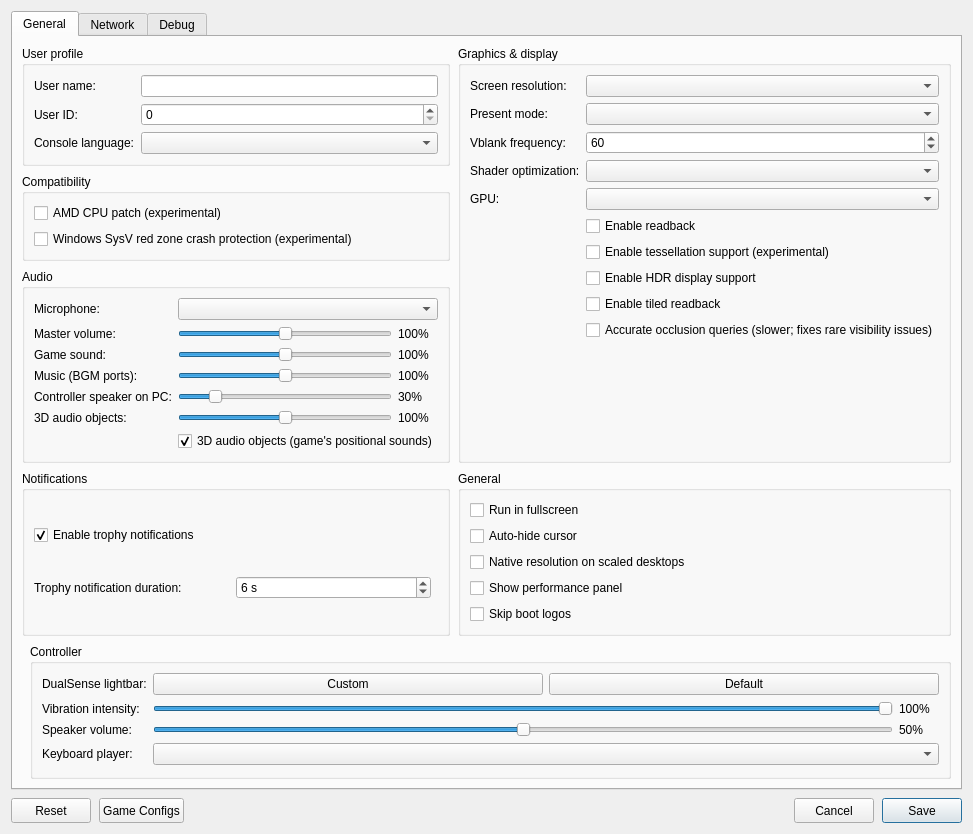
This is src/launcher/forms/configuration_edit_dialog.ui in ali-commits/KytyPS5-AGS as Qt 5 draws it before an edit. The edited form follows.
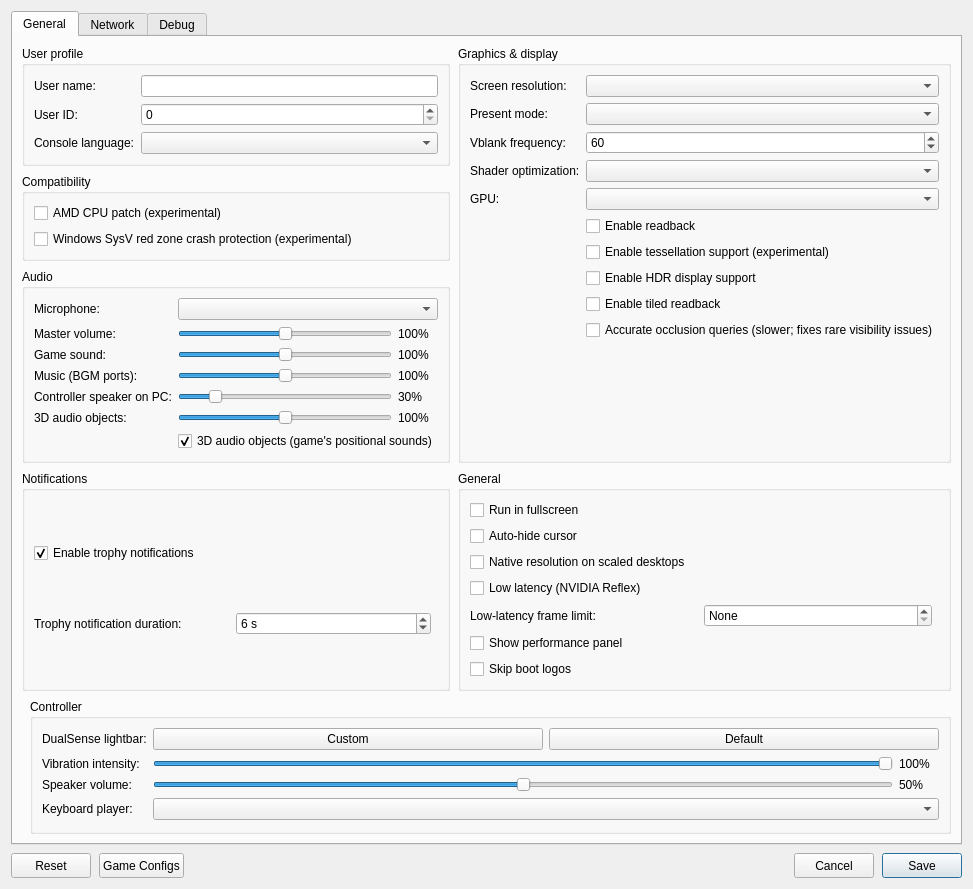
This is the edited form. Custom widgets are drawn as their Qt base class.

Commit message: Low latency (NVIDIA Reflex) setting with a paced frame limit

Diff of the .ui file:
```diff
--- a/src/launcher/forms/configuration_edit_dialog.ui
+++ b/src/launcher/forms/configuration_edit_dialog.ui
@@ -599,6 +599,56 @@
               </property>
              </widget>
             </item>
+            <item>
+             <widget class="QCheckBox" name="checkBox_low_latency">
+              <property name="toolTip">
+               <string>NVIDIA low-latency mode (Reflex, VK_NV_low_latency2): the driver holds back the start of each game frame so it waits less for the GPU. Ignored on GPUs without it.</string>
+              </property>
+              <property name="text">
+               <string>Low latency (NVIDIA Reflex)</string>
+              </property>
+             </widget>
+            </item>
+            <item>
+             <layout class="QHBoxLayout" name="lowLatencyFpsLimitLayout">
+              <item>
+               <widget class="QLabel" name="label_low_latency_fps_limit">
+                <property name="text">
+                 <string>Low-latency frame limit:</string>
+                </property>
+               </widget>
+              </item>
+              <item>
+               <widget class="QSpinBox" name="spinBox_low_latency_fps_limit">
+                <property name="toolTip">
+                 <string>With low latency on, the driver paces frames to this rate before the game starts each one. 0 for no limit; values below 10 count as 10.</string>
+                </property>
+                <property name="specialValueText">
+                 <string>None</string>
+                </property>
+                <property name="suffix">
+                 <string> FPS</string>
+                </property>
+                <property name="minimum">
+                 <number>0</number>
+                </property>
+                <property name="maximum">
+                 <number>360</number>
+                </property>
+                <property name="value">
+                 <number>0</number>
+                </property>
+               </widget>
+              </item>
+              <item>
+               <spacer name="lowLatencyFpsLimitSpacer">
+                <property name="orientation">
+                 <enum>Qt::Horizontal</enum>
+                </property>
+               </spacer>
+              </item>
+             </layout>
+            </item>
             <item>
              <widget class="QCheckBox" name="checkBox_perf_overlay">
               <property name="toolTip">
```
The commit also changes 15 other files.
